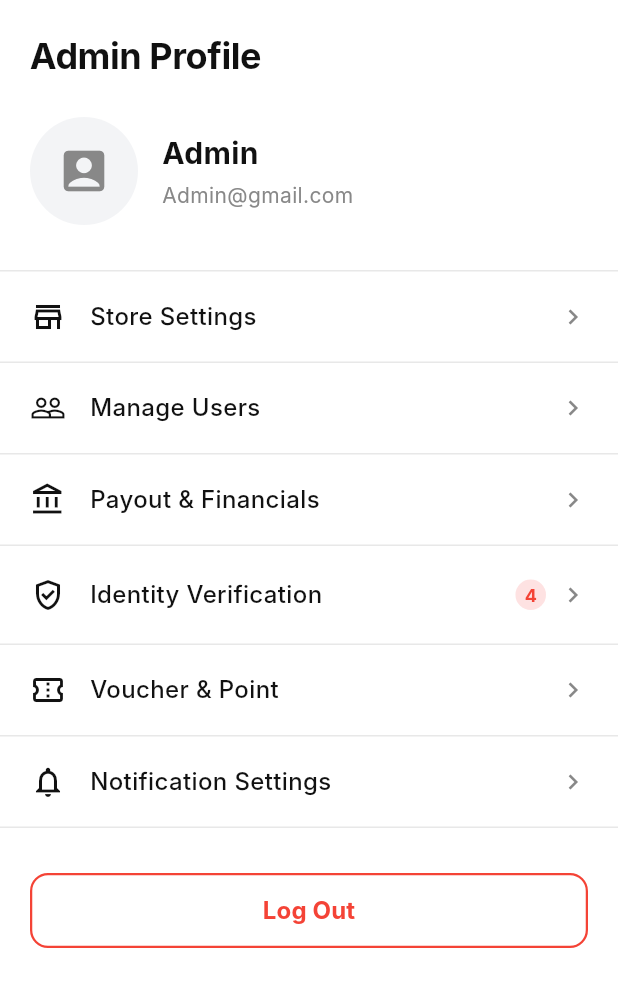
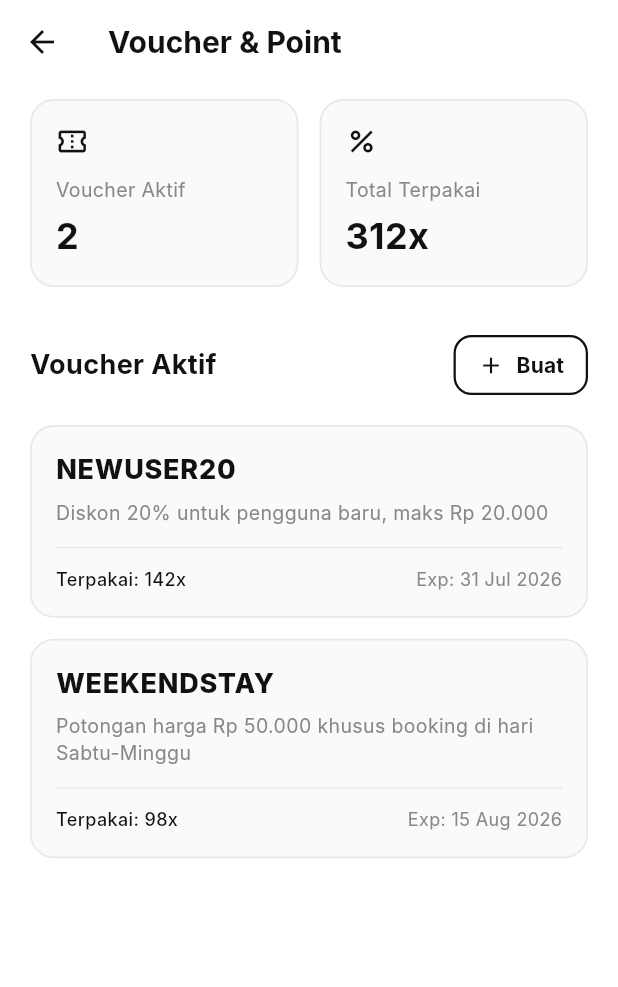
Before and after one commit to Nathan-Dev06/project_mopro, a Flutter app: the AdminProfilePage screen opened directly, after a tap on "Voucher & Point", on a phone screen of 412 x 824 dp. Shown: the top 987 px of the screen. Run offline on Flutter 3.47's test engine with Material 3 defaults, Android fonts, the phone set to English and light mode, and no system bars; our stand-ins replace cloud_firestore, firebase_auth, firebase_core, table_calendar; accounts and stored records are empty; Roboto replaces fonts that are missing (Inter).

Commit message:
feat: fix bugs in admin voucher page and sync profile navigation

```diff
--- a/lib/admin_navigation.dart
+++ b/lib/admin_navigation.dart
@@ -22,15 +22,13 @@ class AdminNavigationWrapper extends StatefulWidget {
 class _AdminNavigationWrapperState extends State<AdminNavigationWrapper> {
   late int _selectedIndex;
 
-  // ── Pages displayed for each tab ──
-  // Kata kunci 'const' di sini sudah dihapus supaya tidak bikin eror merah lagi!
   late final List<Widget> _pages = [
     AdminDashboard(
       onSeeAllPressed: () {
-        // Ketika "Lihat semua" diklik, pindah otomatis ke index 2 (Catalog)
+
         _onTabTapped(2);
       },
-    ), // Index 0: Dashboard
+    ),
     const AdminOrdersPage(),  // Index 1: Orders
     const AdminCatalogPage(), // Index 2: Catalog
     const AdminProfilePage(), // Index 3: Profile
--- a/lib/admin_profile.dart
+++ b/lib/admin_profile.dart
@@ -3,6 +3,7 @@ import 'admin_store_settings.dart';
 import 'admin_manage_users_page.dart';
 import 'admin_payout_page.dart';
 import 'admin_identity_verification_page.dart';
+import 'admin_voucher_point_page.dart';
 
 class AdminProfilePage extends StatefulWidget {
   const AdminProfilePage({Key? key}) : super(key: key);
@@ -122,13 +123,12 @@ class _AdminProfilePageState extends State<AdminProfilePage> {
                 },
               ),
 
-              // Menu 4: Identity Verification (Ada badge angka 4)
+              // Menu 4: Identity Verification
               _buildMenuRow(
                 icon: Icons.gpp_good_outlined,
                 title: "Identity Verification",
                 badgeCount: 4,
                 onTap: () {
-                  // JALUR NAVIGASI KE HALAMAN VALIDASI
                   Navigator.push(
                     context,
                     MaterialPageRoute(builder: (context) => const AdminIdentityVerificationPage()),
@@ -136,18 +136,27 @@ class _AdminProfilePageState extends State<AdminProfilePage> {
                 },
               ),
 
-              // Menu 5: Voucher & Point
+              // Menu 5: Voucher
               _buildMenuRow(
                 icon: Icons.confirmation_number_outlined,
                 title: "Voucher & Point",
-                onTap: () {},
+                onTap: () {
+                  Navigator.push(
+                    context,
+                    MaterialPageRoute(builder: (context) => const AdminVoucherPointPage()),
+                  );
+                },
               ),
 
               // Menu 6: Notification Settings
               _buildMenuRow(
                 icon: Icons.notifications_none_outlined,
                 title: "Notification Settings",
-                onTap: () {},
+                onTap: () {
+                  ScaffoldMessenger.of(context).showSnackBar(
+                    const SnackBar(content: Text('Fitur Pengaturan Notifikasi segera hadir!')),
+                  );
+                },
               ),
 
               const SizedBox(height: 30),
@@ -161,7 +170,12 @@ class _AdminProfilePageState extends State<AdminProfilePage> {
                     width: double.infinity,
                     height: 50,
                     child: OutlinedButton(
-                      onPressed: () {},
+                      onPressed: () {
+                        Navigator.pop(context);
+                        ScaffoldMessenger.of(context).showSnackBar(
+                          const SnackBar(content: Text('Berhasil keluar dari akun Admin!')),
+                        );
+                      },
                       style: OutlinedButton.styleFrom(
                         side: const BorderSide(color: Colors.red, width: 1.5),
                         shape: RoundedRectangleBorder(
@@ -202,6 +216,7 @@ class _AdminProfilePageState extends State<AdminProfilePage> {
         child: Container(
           padding: const EdgeInsets.symmetric(horizontal: 20, vertical: 18),
           decoration: const BoxDecoration(
+            color: Colors.transparent,
             border: Border(bottom: BorderSide(color: _grey200, width: 1)),
           ),
           child: Row(
@@ -221,10 +236,10 @@ class _AdminProfilePageState extends State<AdminProfilePage> {
               ),
               if (badgeCount != null) ...[
                 Container(
-                  padding: const EdgeInsets.all(6),
-                  decoration: const BoxDecoration(
-                    color: Color(0xFFFEE2E2),
-                    shape: BoxShape.circle,
+                  padding: const EdgeInsets.symmetric(horizontal: 8, vertical: 4),
+                  decoration: BoxDecoration(
+                    color: const Color(0xFFFEE2E2),
+                    borderRadius: BorderRadius.circular(12),
                   ),
                   child: Text(
                     badgeCount.toString(),
--- a/lib/admin_store_settings.dart
+++ b/lib/admin_store_settings.dart
@@ -104,7 +104,7 @@ class _StoreSettingsPageState extends State<StoreSettingsPage> {
 
               const SizedBox(height: 30),
 
-              // Tombol Simpan Pengaturan
+
               MouseRegion(
                 cursor: SystemMouseCursors.click,
                 child: SizedBox(
@@ -142,7 +142,7 @@ class _StoreSettingsPageState extends State<StoreSettingsPage> {
     );
   }
 
-  // Widget Pembantu untuk Membuat Text Field Ringkas (Tema Terang)
+
   Widget _buildInputField(String label, TextEditingController controller) {
     return Padding(
       padding: const EdgeInsets.only(bottom: 18.0),
@@ -185,7 +185,7 @@ class _StoreSettingsPageState extends State<StoreSettingsPage> {
     );
   }
 
-  // Widget Pembantu untuk Membuat Switch Bar/Toggle row (Tema Terang)
+
   Widget _buildSwitchTile({
     required String title,
     required String subtitle,
--- /dev/null
+++ b/lib/admin_voucher_point_page.dart
@@ -0,0 +1,224 @@
+import 'package:flutter/material.dart';
+import 'admin_create_voucher_page.dart';
+
+class AdminVoucherPointPage extends StatefulWidget {
+  const AdminVoucherPointPage({Key? key}) : super(key: key);
+
+  @override
+  State<AdminVoucherPointPage> createState() => _AdminVoucherPointPageState();
+}
+
+class _AdminVoucherPointPageState extends State<AdminVoucherPointPage> {
+  static const Color _bg = Color(0xFFFFFFFF);
+  static const Color _cardBg = Color(0xFFF9FAFB);
+  static const Color _black = Color(0xFF111111);
+  static const Color _grey500 = Color(0xFF888888);
+  static const Color _grey200 = Color(0xFFE8E8E8);
+
+  final List<Map<String, String>> _vouchers = [
+    {
+      'code': 'NEWUSER20',
+      'desc': 'Diskon 20% untuk pengguna baru, maks Rp 20.000',
+      'used': '142x',
+      'exp': '31 Jul 2026'
+    },
+    {
+      'code': 'WEEKENDSTAY',
+      'desc': 'Potongan harga Rp 50.000 khusus booking di hari Sabtu-Minggu',
+      'used': '98x',
+      'exp': '15 Aug 2026'
+    }
+  ];
+
+  Widget _buildStatCard({required IconData icon, required String title, required String value}) {
+    return Container(
+      padding: const EdgeInsets.all(16),
+      decoration: BoxDecoration(
+        color: _cardBg,
+        borderRadius: BorderRadius.circular(16),
+        border: Border.all(color: _grey200, width: 1.2),
+      ),
+      child: Column(
+        crossAxisAlignment: CrossAxisAlignment.start,
+        children: [
+          Icon(icon, color: _black, size: 22),
+          const SizedBox(height: 12),
+          Text(title, style: const TextStyle(color: _grey500, fontSize: 13, fontFamily: 'Inter')),
+          const SizedBox(height: 4),
+          Text(
+            value,
+            style: const TextStyle(color: _black, fontSize: 24, fontWeight: FontWeight.bold, fontFamily: 'Inter'),
+          ),
+        ],
+      ),
+    );
+  }
+
+  @override
+  Widget build(BuildContext context) {
+    return Scaffold(
+      backgroundColor: _bg,
+      appBar: AppBar(
+        backgroundColor: _bg,
+        elevation: 0,
+        leading: IconButton(
+          icon: const Icon(Icons.arrow_back, color: _black),
+          onPressed: () => Navigator.pop(context),
+        ),
+        title: const Text(
+          "Voucher & Point",
+          style: TextStyle(
+            color: _black,
+            fontSize: 20,
+            fontWeight: FontWeight.bold,
+            fontFamily: 'Inter',
+          ),
+        ),
+      ),
+      body: SafeArea(
+        child: Padding(
+          padding: const EdgeInsets.symmetric(horizontal: 20),
+          child: Column(
+            crossAxisAlignment: CrossAxisAlignment.start,
+            children: [
+              const SizedBox(height: 10),
+
+              Row(
+                children: [
+                  Expanded(
+                    child: _buildStatCard(
+                      icon: Icons.confirmation_number_outlined,
+                      title: "Voucher Aktif",
+                      value: _vouchers.length.toString(),
+                    ),
+                  ),
+                  const SizedBox(width: 14),
+                  Expanded(
+                    child: _buildStatCard(
+                      icon: Icons.percent_outlined,
+                      title: "Total Terpakai",
+                      value: "312x",
+                    ),
+                  ),
+                ],
+              ),
+              const SizedBox(height: 28),
+
+              Row(
+                mainAxisAlignment: MainAxisAlignment.spaceBetween,
+                children: [
+                  const Text(
+                    "Voucher Aktif",
+                    style: TextStyle(
+                      color: _black,
+                      fontSize: 18,
+                      fontWeight: FontWeight.bold,
+                      fontFamily: 'Inter',
+                    ),
+                  ),
+                  OutlinedButton.icon(
+                    onPressed: () async {
+                      final result = await Navigator.push(
+                        context,
+                        MaterialPageRoute(builder: (context) => const AdminCreateVoucherPage()),
+                      );
+
+                      if (!mounted) return;
+
+                      if (result != null && result is Map<String, String>) {
+                        setState(() {
+                          _vouchers.insert(0, {
+                            'code': result['code']!,
+                            'desc': result['desc']!,
+                            'used': '0x',
+                            'exp': result['exp']!,
+                          });
+                        });
+                        ScaffoldMessenger.of(context).showSnackBar(
+                          SnackBar(
+                            content: Text('Voucher ${result['code']} Berhasil Dibuat! 🎉'),
+                            backgroundColor: Colors.green,
+                          ),
+                        );
+                      }
+                    },
+                    icon: const Icon(Icons.add, size: 18, color: _black),
+                    label: const Text(
+                      "Buat",
+                      style: TextStyle(color: _black, fontWeight: FontWeight.bold, fontFamily: 'Inter'),
+                    ),
+                    style: OutlinedButton.styleFrom(
+                      side: const BorderSide(color: _black, width: 1.5),
+                      padding: const EdgeInsets.symmetric(horizontal: 16, vertical: 10),
+                      shape: RoundedRectangleBorder(borderRadius: BorderRadius.circular(12)),
+                    ),
+                  ),
+                ],
+              ),
+              const SizedBox(height: 16),
+
+              Expanded(
+                child: ListView.builder(
+                  itemCount: _vouchers.length,
+                  itemBuilder: (context, index) {
+                    final item = _vouchers[index];
+                    return Container(
+                      margin: const EdgeInsets.only(bottom: 14),
+                      padding: const EdgeInsets.all(16),
+                      decoration: BoxDecoration(
+                        color: _cardBg,
+                        borderRadius: BorderRadius.circular(16),
+                        border: Border.all(color: _grey200, width: 1.2),
+                      ),
+                      child: Column(
+                        crossAxisAlignment: CrossAxisAlignment.start,
+                        children: [
+                          Text(
+                            item['code']!,
+                            style: const TextStyle(
+                              color: _black,
+                              fontSize: 18,
+                              fontWeight: FontWeight.w800,
+                              fontFamily: 'Inter',
+                              letterSpacing: 0.5,
+                            ),
+                          ),
+                          const SizedBox(height: 6),
+                          Text(
+                            item['desc']!,
+                            style: const TextStyle(
+                              color: _grey500,
+                              fontSize: 13,
+                              fontFamily: 'Inter',
+                              height: 1.4,
+                    ),
+                          ),
+                          const SizedBox(height: 14),
+                          Container(height: 1, color: _grey200),
+                          const SizedBox(height: 12),
+                          Row(
+                            mainAxisAlignment: MainAxisAlignment.spaceBetween,
+                            children: [
+                              Text(
+                                "Terpakai: ${item['used']}",
+                                style: const TextStyle(color: _black, fontSize: 12, fontWeight: FontWeight.w500, fontFamily: 'Inter'),
+                              ),
+                              Text(
+                                "Exp: ${item['exp']}",
+                                style: const TextStyle(color: _grey500, fontSize: 12, fontFamily: 'Inter'),
+                              ),
+                            ],
+                          )
+                        ],
+                      ),
+                    );
+                  },
+                ),
+              ),
+            ],
+          ),
+        ),
+      ),
+    );
+  }
+}
```
Also changed, not shown: lib/admin_create_voucher_page.dart (added, +335 -0 lines), lib/admin_identity_verification_page.dart (+6 -8 lines), lib/admin_manage_users_page.dart (+5 -14 lines).
